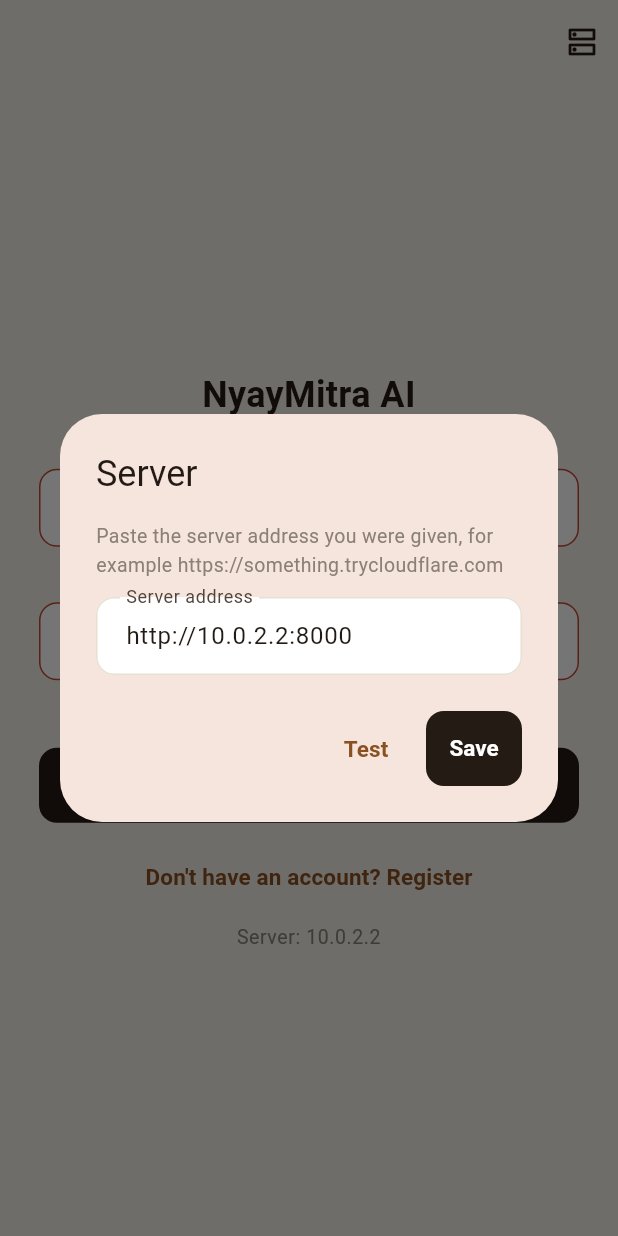
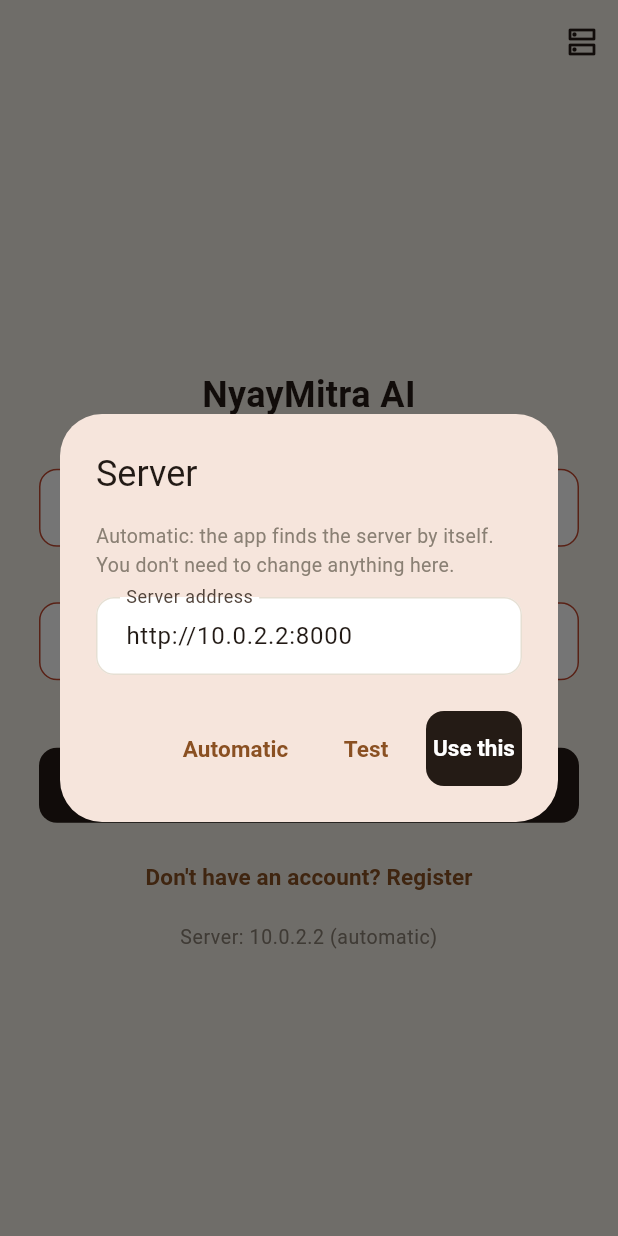
Before and after one commit to mahendraSpatil/NyayMitra, a Flutter app: the screen it shows after launch, after a tap on "Sign in", after a tap on the "dns" icon, on a phone screen of 412 x 824 dp. Run offline on Flutter 3.47's test engine with Material 3 defaults, Android fonts, the phone set to English and light mode, and no system bars; our stand-ins replace file_picker, flutter_secure_storage, web; accounts and stored records are empty; network calls fail.

Commit message:
App finds the server automatically: start_demo publishes the tunnel address to the demo-server branch, app looks it up at launch and on connection failure; watchdog repairs a dropped tunnel

```diff
--- a/client/lib/core/config/api_config.dart
+++ b/client/lib/core/config/api_config.dart
@@ -1,61 +1,168 @@
+import 'dart:async';
+import 'dart:convert';
+
 import 'package:flutter/foundation.dart'
-    show TargetPlatform, defaultTargetPlatform, kIsWeb;
+    show TargetPlatform, debugPrint, defaultTargetPlatform, kIsWeb;
 import 'package:flutter_secure_storage/flutter_secure_storage.dart';
+import 'package:http/http.dart' as http;
 
 const _devHost = 'localhost';
 const _port = 8000;
 
-/// Build-time default for a physical device, e.g.
+/// Build-time default server, e.g.
 /// `--dart-define=API_BASE_URL=https://nyaymitra.example.com` (no
-/// `/api/v2` suffix — it's added here). Empty when not passed.
+/// `/api/v2` suffix). Empty when not passed.
 const _baseUrlOverride = String.fromEnvironment('API_BASE_URL');
 
+/// Where the demo laptop publishes its current public address
+/// (demo/start_demo.ps1 writes `server.json` to this branch every time
+/// the tunnel address changes). Empty SERVER_DISCOVERY_REPO turns
+/// automatic discovery off.
+const _discoveryRepo = String.fromEnvironment(
+  'SERVER_DISCOVERY_REPO',
+  defaultValue: 'mahendraSpatil/NyayMitra',
+);
+const _discoveryBranch = String.fromEnvironment(
+  'SERVER_DISCOVERY_BRANCH',
+  defaultValue: 'demo-server',
+);
+
 /// Which backend the app talks to, in priority order:
-/// 1. a server address saved in the app (sign-in screen → server icon) —
-///    so one APK works with a changing tunnel URL or a new cloud host
-///    without a rebuild;
-/// 2. the build-time API_BASE_URL;
-/// 3. the per-platform localhost default (dev).
+/// 1. an address typed in by hand (sign-in screen -> server icon) — an
+///    explicit override, so automatic discovery leaves it alone;
+/// 2. the address discovered automatically from [_discoveryRepo]
+///    (refreshed at launch and whenever the server stops answering);
+/// 3. the build-time API_BASE_URL;
+/// 4. the per-platform localhost default (development).
 class ServerConfig {
   ServerConfig._();
 
   static const _storage = FlutterSecureStorage();
-  static const _key = 'nyaymitra_server_url';
-  static String? _runtime;
+  static const _manualKey = 'nyaymitra_server_manual';
+  static const _discoveredKey = 'nyaymitra_server_discovered';
+  // Builds before automatic discovery stored a hand-typed tunnel address
+  // here. Those addresses expire, so it's dropped on upgrade: updated
+  // phones start in automatic mode instead of stuck on a dead address.
+  static const _legacyKey = 'nyaymitra_server_url';
+
+  static String? _manual;
+  static String? _discovered;
+  static Future<bool>? _refreshInFlight;
+  static DateTime? _lastRefresh;
 
   /// Call once in main() before runApp.
   static Future<void> load() async {
     try {
-      final saved = await _storage.read(key: _key);
-      _runtime = (saved == null || saved.isEmpty) ? null : saved;
+      _manual = _nonEmpty(await _storage.read(key: _manualKey));
+      _discovered = _nonEmpty(await _storage.read(key: _discoveredKey));
+      await _storage.delete(key: _legacyKey);
     } catch (_) {
-      _runtime = null; // storage unavailable — fall back to defaults
+      // Storage unavailable — fall back to defaults.
     }
   }
 
   /// The server root currently in use, without `/api/v2`.
   static String get current {
-    if (_runtime != null) return _runtime!;
+    if (_manual != null) return _manual!;
+    if (_discovered != null) return _discovered!;
     if (_baseUrlOverride.isNotEmpty) return normalize(_baseUrlOverride);
     return 'http://${_host()}:$_port';
   }
 
-  static bool get isCustom => _runtime != null;
+  static bool get isManual => _manual != null;
 
-  static Future<void> save(String url) async {
+  static bool get autoEnabled => _manual == null && _discoveryRepo.isNotEmpty;
+
+  /// Typed-in override.
+  static Future<void> saveManual(String url) async {
     final value = normalize(url);
-    await _storage.write(key: _key, value: value);
-    _runtime = value;
+    await _storage.write(key: _manualKey, value: value);
+    _manual = value;
   }
 
-  static Future<void> reset() async {
-    await _storage.delete(key: _key);
-    _runtime = null;
+  /// Back to automatic: drop the override and look the address up now.
+  static Future<bool> useAutomatic() async {
+    await _storage.delete(key: _manualKey);
+    _manual = null;
+    _lastRefresh = null;
+    return refresh();
+  }
+
+  /// Looks up the published address. Returns true if it changed (callers
+  /// retry their request then). Single-flight, and at most once every 10
+  /// seconds, so a burst of failing requests doesn't hammer GitHub.
+  static Future<bool> refresh() {
+    if (!autoEnabled) return Future.value(false);
+    final last = _lastRefresh;
+    if (_refreshInFlight == null &&
+        last != null &&
+        DateTime.now().difference(last) < const Duration(seconds: 10)) {
+      return Future.value(false);
+    }
+    return _refreshInFlight ??= _doRefresh().whenComplete(() {
+      _refreshInFlight = null;
+      _lastRefresh = DateTime.now();
+    });
+  }
+
+  static Future<bool> _doRefresh() async {
+    final found = await _fetchPublished();
+    if (found == null || found == _discovered) return false;
+    _discovered = found;
+    try {
+      await _storage.write(key: _discoveredKey, value: found);
+    } catch (_) {}
+    debugPrint('ServerConfig: server address is now $found');
+    return true;
+  }
+
+  static Future<String?> _fetchPublished() async {
+    // GitHub's API first: it isn't held in a CDN cache, so a new address
+    // is visible within seconds. raw.githubusercontent.com (cached up to
+    // ~5 min, hence the cache-busting query) is the fallback for when the
+    // API's unauthenticated rate limit is hit.
+    final now = DateTime.now().millisecondsSinceEpoch;
+    final sources = [
+      (
+        Uri.parse(
+          'https://api.github.com/repos/$_discoveryRepo/contents/server.json'
+          '?ref=$_discoveryBranch',
+        ),
+        const {'Accept': 'application/vnd.github.raw+json'},
+      ),
+      (
+        Uri.parse(
+          'https://raw.githubusercontent.com/$_discoveryRepo/'
+          '$_discoveryBranch/server.json?t=$now',
+        ),
+        const <String, String>{},
+      ),
+    ];
+    for (final (uri, headers) in sources) {
+      try {
+        final response = await http
+            .get(uri, headers: headers)
+            .timeout(const Duration(seconds: 8));
+        if (response.statusCode != 200) continue;
+        final json = jsonDecode(response.body);
+        final url = json is Map ? json['url'] : null;
+        if (url is! String) continue;
+        final value = normalize(url);
+        // Only ever an https server — never let a bad file point the app
+        // at plain http.
+        if (!value.startsWith('https://') || Uri.tryParse(value) == null) {
+          continue;
+        }
+        return value;
+      } catch (_) {
+        continue;
+      }
+    }
+    return null;
   }
 
   /// Accepts what people actually paste: missing scheme, trailing slash,
-  /// or a trailing /api/v2 (which would otherwise double up — a mistake
-  /// this project has already hit once).
+  /// or a trailing /api/v2 (which would otherwise double up).
   static String normalize(String raw) {
     var url = raw.trim();
     if (url.isEmpty) return url;
@@ -69,6 +176,29 @@ class ServerConfig {
       url = url.substring(0, url.length - '/api/v2'.length);
     }
     return url;
+  }
+
+  static String? _nonEmpty(String? value) =>
+      (value == null || value.isEmpty) ? null : value;
+}
+
+/// Runs [send] (which must read [apiBaseUrl] itself, so a retry picks up
+/// a new address). If the server can't be reached — no such host, refused,
+/// or Cloudflare's 530/502 for a tunnel that has gone away — looks up the
+/// current published address and, if it moved, tries once more there.
+Future<http.Response> sendWithFailover(
+  Future<http.Response> Function() send,
+) async {
+  try {
+    final response = await send();
+    if ((response.statusCode == 530 || response.statusCode == 502) &&
+        await ServerConfig.refresh()) {
+      return send();
+    }
+    return response;
+  } on http.ClientException {
+    if (await ServerConfig.refresh()) return send();
+    rethrow;
   }
 }
 
--- a/client/lib/core/services/ws_client.dart
+++ b/client/lib/core/services/ws_client.dart
@@ -93,6 +93,9 @@ class WsChannel {
         cancelOnError: true,
       );
     } catch (_) {
+      // Can't connect: the server may have moved to a new address.
+      // Look it up (throttled); the reconnect then uses it.
+      unawaited(ServerConfig.refresh());
       _scheduleReconnect();
     }
   }
--- a/client/lib/core/widgets/server_settings_dialog.dart
+++ b/client/lib/core/widgets/server_settings_dialog.dart
@@ -6,9 +6,9 @@ import 'package:http/http.dart' as http;
 import '../config/api_config.dart';
 import '../theme/app_theme.dart';
 
-/// Lets the person point the app at a different backend without a new
-/// APK — e.g. today's tunnel address for a demo, or the cloud server.
-/// Checks /health before saving so a typo can't strand the app.
+/// Server settings. Normally there is nothing to do here: the app finds
+/// the server's current address by itself. Typing one in is an override
+/// for testing against a different server.
 Future<void> showServerSettingsDialog(BuildContext context) {
   return showDialog<void>(
     context: context,
@@ -25,7 +25,7 @@ class _ServerSettingsDialog extends StatefulWidget {
 
 class _ServerSettingsDialogState extends State<_ServerSettingsDialog> {
   late final TextEditingController _controller;
-  bool _checking = false;
+  bool _busy = false;
   String? _message;
   bool _ok = false;
 
@@ -43,7 +43,7 @@ class _ServerSettingsDialogState extends State<_ServerSettingsDialog> {
 
   Future<bool> _check(String root) async {
     setState(() {
-      _checking = true;
+      _busy = true;
       _message = null;
     });
     try {
@@ -65,40 +65,39 @@ class _ServerSettingsDialogState extends State<_ServerSettingsDialog> {
         _message = 'No answer in 20 seconds. Is the server running?';
       });
       return false;
-    } catch (e) {
+    } catch (_) {
       setState(() {
         _ok = false;
-        _message = 'Could not reach it: $e';
+        _message = "Can't reach the server. It may be switched off right now.";
       });
       return false;
     } finally {
-      if (mounted) setState(() => _checking = false);
+      if (mounted) setState(() => _busy = false);
     }
   }
 
-  Future<void> _save() async {
+  Future<void> _useAutomatic() async {
+    setState(() => _busy = true);
+    await ServerConfig.useAutomatic();
+    if (!mounted) return;
+    _controller.text = ServerConfig.current;
+    await _check(ServerConfig.current);
+  }
+
+  Future<void> _saveManual() async {
     final root = ServerConfig.normalize(_controller.text);
     if (root.isEmpty) return;
     if (!await _check(root)) return;
-    await ServerConfig.save(root);
+    await ServerConfig.saveManual(root);
     if (!mounted) return;
     final messenger = ScaffoldMessenger.of(context);
     Navigator.of(context).pop();
     messenger.showSnackBar(SnackBar(content: Text('Server set to $root')));
   }
 
-  Future<void> _reset() async {
-    await ServerConfig.reset();
-    if (!mounted) return;
-    setState(() {
-      _controller.text = ServerConfig.current;
-      _message = 'Reset to the built-in default.';
-      _ok = false;
-    });
-  }
-
   @override
   Widget build(BuildContext context) {
+    final manual = ServerConfig.isManual;
     return AlertDialog(
       title: const Text('Server'),
       content: SingleChildScrollView(
@@ -106,9 +105,12 @@ class _ServerSettingsDialogState extends State<_ServerSettingsDialog> {
           mainAxisSize: MainAxisSize.min,
           crossAxisAlignment: CrossAxisAlignment.start,
           children: [
-            const Text(
-              'Paste the server address you were given, for example '
-              'https://something.trycloudflare.com',
+            Text(
+              manual
+                  ? 'Using an address typed in by hand. Tap "Automatic" to '
+                      'let the app find the server by itself again.'
+                  : 'Automatic: the app finds the server by itself. You '
+                      "don't need to change anything here.",
               style: AppTextStyles.cardSubtitle,
             ),
             const SizedBox(height: 12),
@@ -134,26 +136,25 @@ class _ServerSettingsDialogState extends State<_ServerSettingsDialog> {
         ),
       ),
       actions: [
-        if (ServerConfig.isCustom)
-          TextButton(
-            onPressed: _checking ? null : _reset,
-            child: const Text('Reset'),
-          ),
         TextButton(
-          onPressed: _checking
+          onPressed: _busy ? null : _useAutomatic,
+          child: const Text('Automatic'),
+        ),
+        TextButton(
+          onPressed: _busy
               ? null
               : () => _check(ServerConfig.normalize(_controller.text)),
           child: const Text('Test'),
         ),
         FilledButton(
-          onPressed: _checking ? null : _save,
-          child: _checking
+          onPressed: _busy ? null : _saveManual,
+          child: _busy
               ? const SizedBox(
                   width: 18,
                   height: 18,
                   child: CircularProgressIndicator(strokeWidth: 2),
                 )
-              : const Text('Save'),
+              : const Text('Use this'),
         ),
       ],
     );
--- a/client/lib/features/auth/register_screen.dart
+++ b/client/lib/features/auth/register_screen.dart
@@ -1,6 +1,5 @@
 import 'package:flutter/material.dart';
 
-import '../../core/config/api_config.dart';
 import '../../core/models/user_profile.dart';
 import '../../core/services/auth_service.dart';
 
@@ -59,8 +58,8 @@ class _RegisterScreenState extends State<RegisterScreen> {
       if (mounted) {
         setState(
           () => _errorMessage =
-              "Can't reach the server at ${ServerConfig.current}. "
-              'Check your internet or the server address on the sign-in screen.',
+              "Can't reach the server right now. It may be switched off "
+              'or restarting — try again in a minute.',
         );
       }
     } finally {
--- a/client/lib/features/auth/sign_in_screen.dart
+++ b/client/lib/features/auth/sign_in_screen.dart
@@ -54,9 +54,8 @@ class _SignInScreenState extends State<SignInScreen> {
       if (mounted) {
         setState(
           () => _errorMessage =
-              "Can't reach the server at ${ServerConfig.current}. "
-              'Check your internet, or set the server address '
-              '(icon at the top right).',
+              "Can't reach the server right now. It may be switched off "
+              'or restarting — try again in a minute.',
         );
       }
     } finally {
@@ -146,7 +145,8 @@ class _SignInScreenState extends State<SignInScreen> {
                   ),
                   const SizedBox(height: 8),
                   Text(
-                    'Server: ${Uri.tryParse(ServerConfig.current)?.host ?? ServerConfig.current}',
+                    'Server: ${Uri.tryParse(ServerConfig.current)?.host ?? ServerConfig.current}'
+                    '${ServerConfig.isManual ? ' (set by hand)' : ' (automatic)'}',
                     textAlign: TextAlign.center,
                     style: Theme.of(context).textTheme.bodySmall,
                   ),
--- a/client/lib/main.dart
+++ b/client/lib/main.dart
@@ -19,6 +19,13 @@ Future<void> main() async {
   // Which backend to talk to — a server address saved in the app wins
   // over the build-time default (api_config.dart).
   await ServerConfig.load();
+  // Pick up the server's current address before the first request
+  // (it changes whenever the demo laptop's tunnel restarts). Never holds
+  // the splash screen for more than a few seconds.
+  await ServerConfig.refresh().timeout(
+    const Duration(seconds: 6),
+    onTimeout: () => false,
+  );
   runApp(const NyayMitraApp());
 }
 
```
Also changed, not shown: client/lib/core/services/api_client.dart (+12 -6 lines), client/lib/core/services/auth_service.dart (+6 -2 lines), 2 other files.
